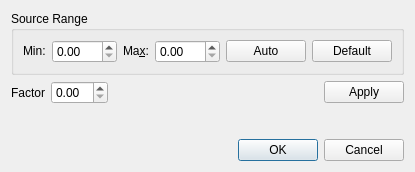
The window that src/scipyen/gui/transformimagevaluedialog.ui (ctigaret/scipyen) describes before a commit, drawn with Qt 5.
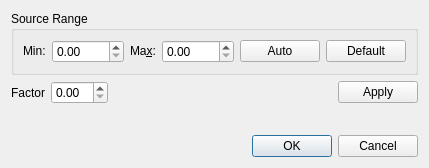
The same window after the commit.

The edit to the form file:
```diff
--- a/src/scipyen/gui/transformimagevaluedialog.ui
+++ b/src/scipyen/gui/transformimagevaluedialog.ui
@@ -6,8 +6,8 @@
    <rect>
     <x>0</x>
     <y>0</y>
-    <width>415</width>
-    <height>172</height>
+    <width>429</width>
+    <height>168</height>
    </rect>
   </property>
   <property name="windowTitle">
```
Left out of the diff: 8 changed lines with no effect on the pictures.
